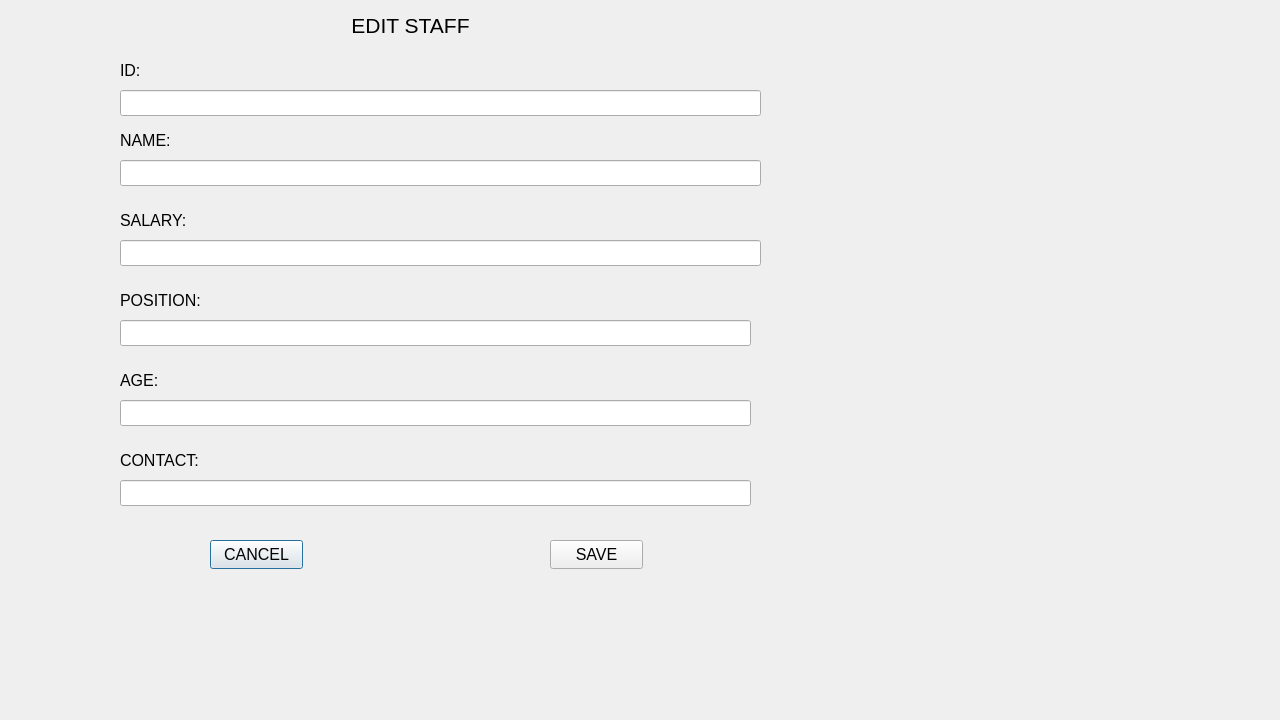
Above: RMS_qt/editstaff.ui from dev-pratik02/RMS before the change. Below: the same form after it.
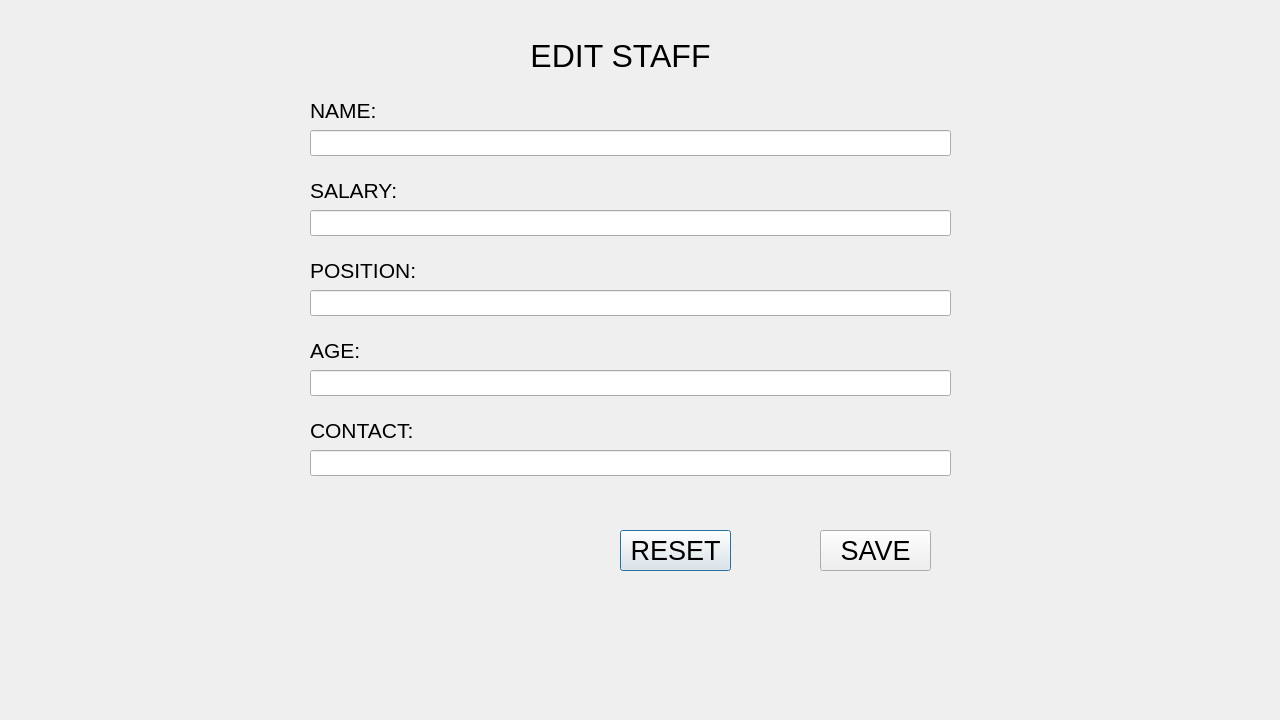
That is the form after the change.

What changed in the file:
```diff
--- a/RMS_qt/editstaff.ui
+++ b/RMS_qt/editstaff.ui
@@ -21,8 +21,8 @@
   <widget class="QLabel" name="contact">
    <property name="geometry">
     <rect>
-     <x>120</x>
-     <y>450</y>
+     <x>310</x>
+     <y>420</y>
      <width>171</width>
      <height>20</height>
     </rect>
@@ -30,7 +30,7 @@
    <property name="font">
     <font>
      <family>Arial</family>
-     <pointsize>12</pointsize>
+     <pointsize>16</pointsize>
     </font>
    </property>
    <property name="text">
@@ -40,8 +40,8 @@
   <widget class="QLabel" name="name">
    <property name="geometry">
     <rect>
-     <x>120</x>
-     <y>130</y>
+     <x>310</x>
+     <y>100</y>
      <width>81</width>
      <height>20</height>
     </rect>
@@ -49,7 +49,7 @@
    <property name="font">
     <font>
      <family>Arial</family>
-     <pointsize>12</pointsize>
+     <pointsize>16</pointsize>
     </font>
    </property>
    <property name="text">
@@ -62,76 +62,53 @@
   <widget class="QPushButton" name="CANCEL">
    <property name="geometry">
     <rect>
-     <x>210</x>
-     <y>540</y>
-     <width>93</width>
-     <height>29</height>
+     <x>620</x>
+     <y>530</y>
+     <width>111</width>
+     <height>41</height>
     </rect>
    </property>
    <property name="font">
     <font>
      <family>Arial</family>
-     <pointsize>12</pointsize>
+     <pointsize>20</pointsize>
      <italic>false</italic>
      <bold>false</bold>
     </font>
    </property>
    <property name="text">
-    <string>CANCEL</string>
+    <string>RESET</string>
    </property>
   </widget>
   <widget class="QLineEdit" name="input_contact">
    <property name="geometry">
     <rect>
-     <x>120</x>
-     <y>480</y>
-     <width>631</width>
-     <height>26</height>
-    </rect>
-   </property>
-  </widget>
-  <widget class="QLineEdit" name="input_id">
-   <property name="geometry">
-    <rect>
-     <x>120</x>
-     <y>90</y>
+     <x>310</x>
+     <y>450</y>
      <width>641</width>
      <height>26</height>
     </rect>
    </property>
-  </widget>
-  <widget class="QLabel" name="id">
-   <property name="geometry">
-    <rect>
-     <x>120</x>
-     <y>60</y>
-     <width>91</width>
-     <height>21</height>
-    </rect>
-   </property>
    <property name="font">
     <font>
      <family>Arial</family>
-     <pointsize>12</pointsize>
+     <pointsize>14</pointsize>
     </font>
    </property>
-   <property name="text">
-    <string>ID:</string>
-   </property>
   </widget>
   <widget class="QPushButton" name="SAVE">
    <property name="geometry">
     <rect>
-     <x>550</x>
-     <y>540</y>
-     <width>93</width>
-     <height>29</height>
+     <x>820</x>
+     <y>530</y>
+     <width>111</width>
+     <height>41</height>
     </rect>
    </property>
    <property name="font">
     <font>
      <family>Arial</family>
-     <pointsize>12</pointsize>
+     <pointsize>20</pointsize>
      <italic>false</italic>
      <bold>false</bold>
     </font>
@@ -143,18 +120,24 @@
   <widget class="QLineEdit" name="input_name">
    <property name="geometry">
     <rect>
-     <x>120</x>
-     <y>160</y>
+     <x>310</x>
+     <y>130</y>
      <width>641</width>
      <height>26</height>
     </rect>
    </property>
+   <property name="font">
+    <font>
+     <family>Arial</family>
+     <pointsize>14</pointsize>
+    </font>
+   </property>
   </widget>
   <widget class="QLabel" name="EDITSTAF">
    <property name="geometry">
     <rect>
-     <x>290</x>
-     <y>10</y>
+     <x>500</x>
+     <y>40</y>
      <width>241</width>
      <height>31</height>
     </rect>
@@ -162,7 +145,7 @@
    <property name="font">
     <font>
      <family>Arial</family>
-     <pointsize>16</pointsize>
+     <pointsize>24</pointsize>
      <italic>false</italic>
      <bold>false</bold>
     </font>
@@ -177,8 +160,8 @@
   <widget class="QLabel" name="SALARY">
    <property name="geometry">
     <rect>
-     <x>120</x>
-     <y>210</y>
+     <x>310</x>
+     <y>180</y>
      <width>111</width>
      <height>20</height>
     </rect>
@@ -186,7 +169,7 @@
    <property name="font">
     <font>
      <family>Arial</family>
-     <pointsize>12</pointsize>
+     <pointsize>16</pointsize>
     </font>
    </property>
    <property name="text">
@@ -196,24 +179,24 @@
   <widget class="QLineEdit" name="input_age">
    <property name="geometry">
     <rect>
-     <x>120</x>
-     <y>400</y>
-     <width>631</width>
+     <x>310</x>
+     <y>370</y>
+     <width>641</width>
      <height>26</height>
     </rect>
    </property>
    <property name="font">
     <font>
      <family>Arial</family>
-     <pointsize>12</pointsize>
+     <pointsize>14</pointsize>
     </font>
    </property>
   </widget>
   <widget class="QLineEdit" name="input_salary">
    <property name="geometry">
     <rect>
-     <x>120</x>
-     <y>240</y>
+     <x>310</x>
+     <y>210</y>
      <width>641</width>
      <height>26</height>
     </rect>
@@ -221,15 +204,15 @@
    <property name="font">
     <font>
      <family>Arial</family>
-     <pointsize>12</pointsize>
+     <pointsize>14</pointsize>
     </font>
    </property>
   </widget>
   <widget class="QLabel" name="position">
    <property name="geometry">
     <rect>
-     <x>120</x>
-     <y>290</y>
+     <x>310</x>
+     <y>260</y>
      <width>121</width>
      <height>20</height>
     </rect>
@@ -237,7 +220,7 @@
    <property name="font">
     <font>
      <family>Arial</family>
-     <pointsize>12</pointsize>
+     <pointsize>16</pointsize>
     </font>
    </property>
    <property name="text">
@@ -247,24 +230,24 @@
   <widget class="QLineEdit" name="input_position">
    <property name="geometry">
     <rect>
-     <x>120</x>
-     <y>320</y>
-     <width>631</width>
+     <x>310</x>
+     <y>290</y>
+     <width>641</width>
      <height>26</height>
     </rect>
    </property>
    <property name="font">
     <font>
      <family>Arial</family>
-     <pointsize>12</pointsize>
+     <pointsize>14</pointsize>
     </font>
    </property>
   </widget>
   <widget class="QLabel" name="age">
    <property name="geometry">
     <rect>
-     <x>120</x>
-     <y>370</y>
+     <x>310</x>
+     <y>340</y>
      <width>121</width>
      <height>20</height>
     </rect>
@@ -272,7 +255,7 @@
    <property name="font">
     <font>
      <family>Arial</family>
-     <pointsize>12</pointsize>
+     <pointsize>16</pointsize>
     </font>
    </property>
    <property name="text">
```
Left out of the diff: 2 changed lines with no effect on the pictures.
